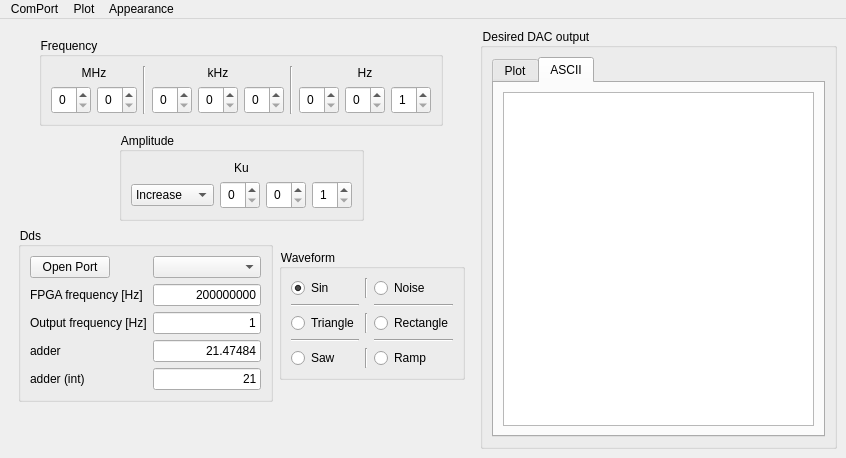
Qt form QtProject/Generator/mainwindow.ui (QArchy/Arbitrary-Waveform-Generator) before a commit.
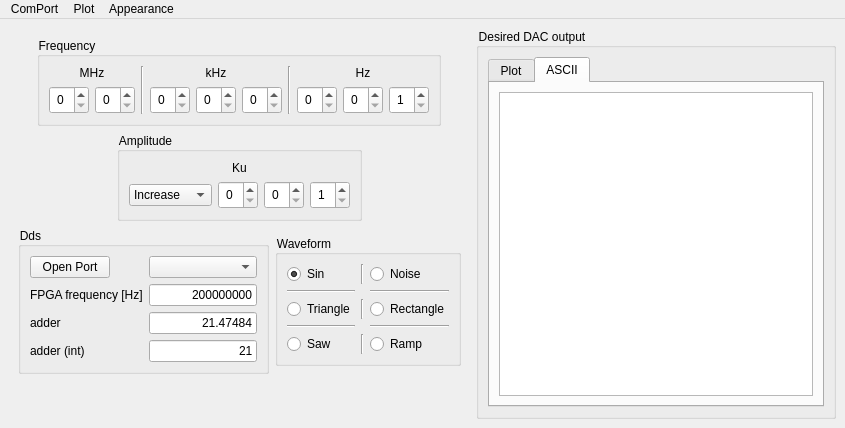
The same form after that commit. Icons and pictures are not drawn. Custom widgets are drawn as their Qt base class.

Commit message:
Data collection complete
1) Create com port configuration and info menu panels

What changed in the file:
```diff
--- a/QtProject/Generator/mainwindow.ui
+++ b/QtProject/Generator/mainwindow.ui
@@ -6,8 +6,8 @@
    <rect>
     <x>0</x>
     <y>0</y>
-    <width>846</width>
-    <height>458</height>
+    <width>845</width>
+    <height>428</height>
    </rect>
   </property>
   <property name="windowTitle">
@@ -653,7 +653,7 @@
          </layout>
         </widget>
        </item>
-       <item row="3" column="0" alignment="Qt::AlignHCenter|Qt::AlignTop">
+       <item row="3" column="0" alignment="Qt::AlignHCenter|Qt::AlignVCenter">
         <widget class="QGroupBox" name="DdsGroupBox">
          <property name="sizePolicy">
           <sizepolicy hsizetype="Fixed" vsizetype="Fixed">
@@ -683,33 +683,13 @@
            </widget>
           </item>
           <item row="3" column="0">
-           <widget class="QLabel" name="outputFreqLabel">
-            <property name="text">
-             <string>Output frequency [Hz]</string>
-            </property>
-           </widget>
-          </item>
-          <item row="3" column="1">
-           <widget class="QLineEdit" name="outputFreqLineEdit">
-            <property name="text">
-             <string>1</string>
-            </property>
-            <property name="alignment">
-             <set>Qt::AlignRight|Qt::AlignTrailing|Qt::AlignVCenter</set>
-            </property>
-            <property name="readOnly">
-             <bool>true</bool>
-            </property>
-           </widget>
-          </item>
-          <item row="4" column="0">
            <widget class="QLabel" name="adderLabel">
             <property name="text">
              <string>adder</string>
             </property>
            </widget>
           </item>
-          <item row="4" column="1">
+          <item row="3" column="1">
            <widget class="QLineEdit" name="adderLineEdit">
             <property name="sizePolicy">
              <sizepolicy hsizetype="Expanding" vsizetype="Fixed">
@@ -728,14 +708,14 @@
             </property>
            </widget>
           </item>
-          <item row="5" column="0">
+          <item row="4" column="0">
            <widget class="QLabel" name="adderIntLabel">
             <property name="text">
              <string>adder (int)</string>
             </property>
            </widget>
           </item>
-          <item row="5" column="1">
+          <item row="4" column="1">
            <widget class="QLineEdit" name="adderIntLineEdit">
             <property name="text">
              <string>21</string>
@@ -784,7 +764,7 @@
     <rect>
      <x>0</x>
      <y>0</y>
-     <width>846</width>
+     <width>845</width>
      <height>21</height>
     </rect>
    </property>
```
Left out of the diff: 46 changed lines with no effect on the pictures. The commit also changes 2 other files.
